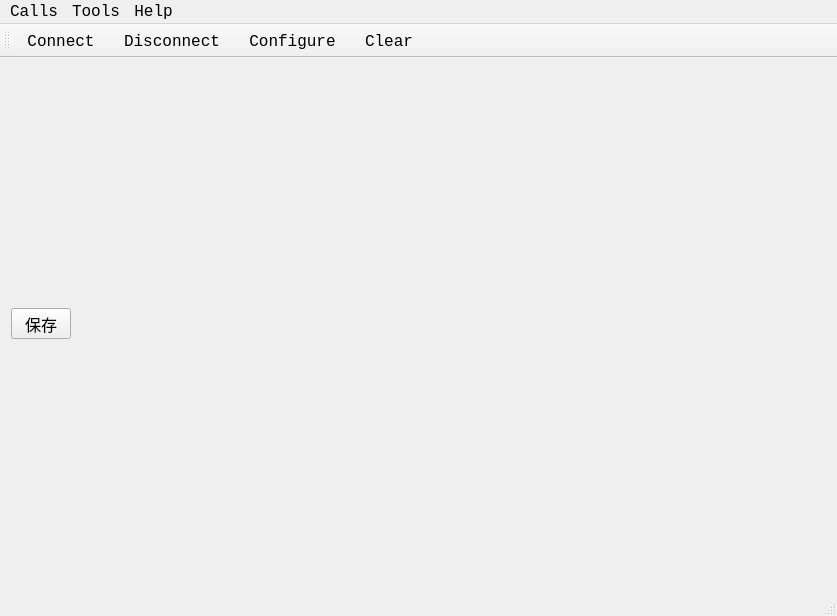
First picture: the form in terminal/mainwindow.ui, repository isliulin/QT43, before the edit.
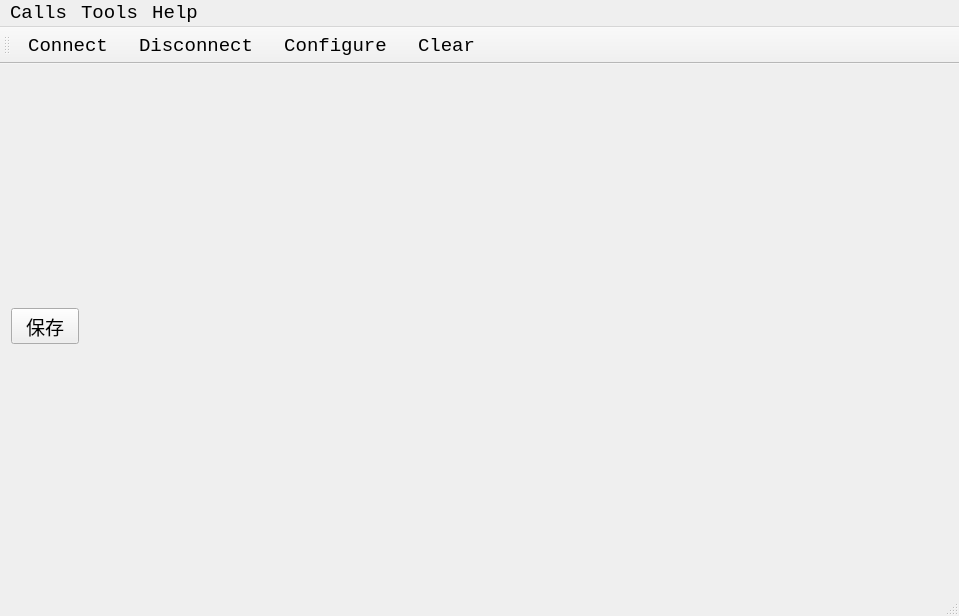
Second picture: the form after the edit. Icons and pictures are not drawn.

```diff
--- a/terminal/mainwindow.ui
+++ b/terminal/mainwindow.ui
@@ -6,14 +6,14 @@
    <rect>
     <x>0</x>
     <y>0</y>
-    <width>837</width>
+    <width>959</width>
     <height>616</height>
    </rect>
   </property>
   <property name="font">
    <font>
     <family>Consolas</family>
-    <pointsize>12</pointsize>
+    <pointsize>14</pointsize>
    </font>
   </property>
   <property name="windowTitle">
@@ -38,8 +38,8 @@
     <rect>
      <x>0</x>
      <y>0</y>
-     <width>837</width>
-     <height>29</height>
+     <width>959</width>
+     <height>33</height>
     </rect>
    </property>
    <widget class="QMenu" name="menuCalls">
```
